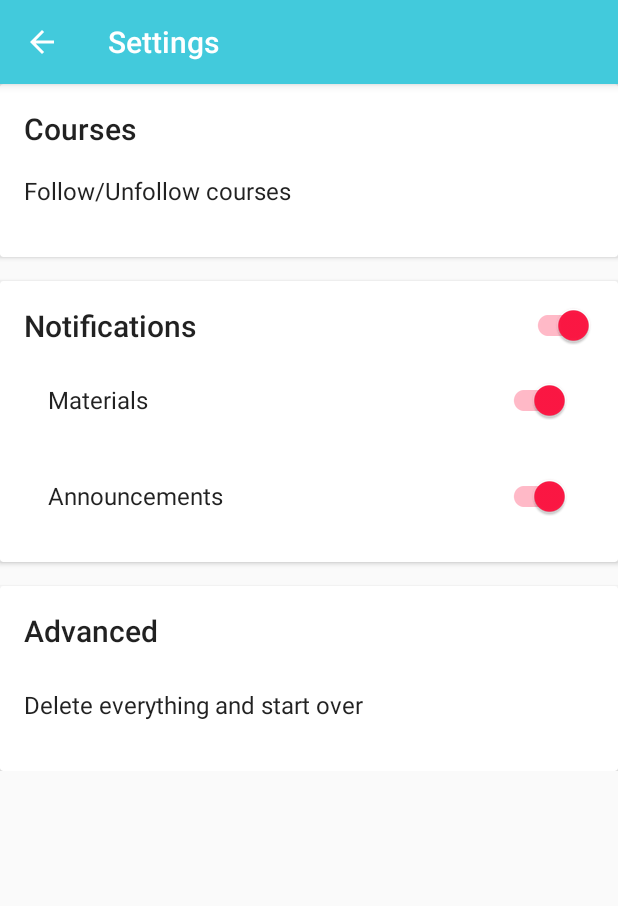
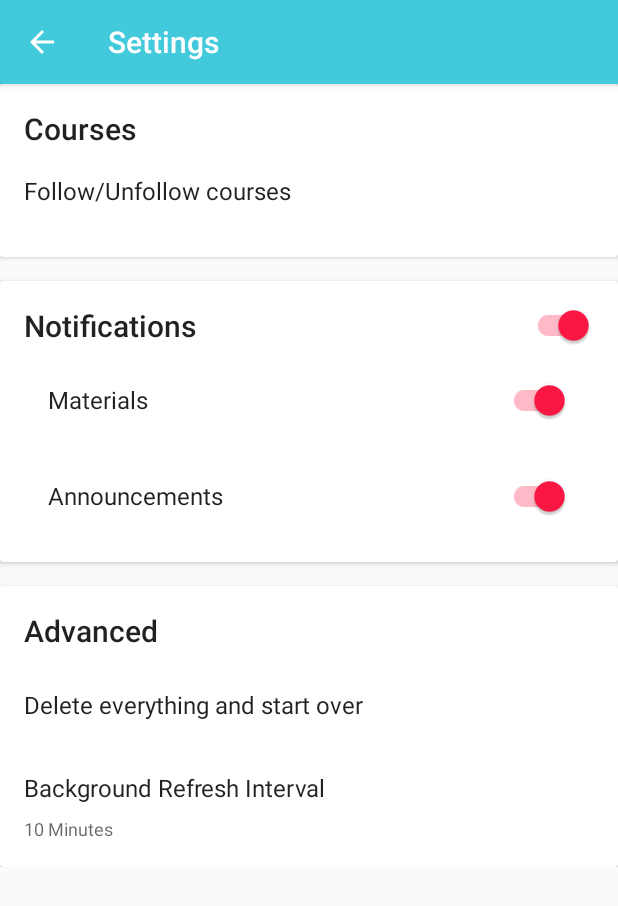
Before and after one commit to AAUPush/aaupush-android, an Android app: the SettingsHomeFragment screen opened directly, with no data from a screen before it, on a phone screen of 412 x 824 dp. Shown: the top 906 px of the screen. Run offline under Robolectric (Android 15) with nearby library versions, the phone set to English and light mode, and no system bars; network calls fail.

Commit message:
Settings: Add background refresh interval option

```diff
--- a/app/src/main/java/com/aaupush/aaupush/PushUtils.java
+++ b/app/src/main/java/com/aaupush/aaupush/PushUtils.java
@@ -30,6 +30,7 @@ public class PushUtils {
     public static final String SP_NOTIFICATION_ENABLED = "notification_enabled";
     public static final String SP_ANNOUNCEMENT_NOTIFICATION_ENABLED = "announcement_notification_enabled";
     public static final String SP_MATERIAL_NOTIFICATION_ENABLED = "material_notification_enabled";
+    public static final String SP_BACKGROUND_REFRESH_INTERVAL = "background_refresh_interval";
 
     // BroadCast
     static final String NEW_ANNOUNCEMENT_BROADCAST = "com.aaupush.aaupush.NEW_ANNOUNCEMENT";
--- a/app/src/main/res/layout/fragment_settings_home.xml
+++ b/app/src/main/res/layout/fragment_settings_home.xml
@@ -2,6 +2,7 @@
     xmlns:tools="http://schemas.android.com/tools"
     android:layout_width="match_parent"
     android:layout_height="match_parent"
+    xmlns:app="http://schemas.android.com/apk/res-auto"
     tools:context="com.aaupush.aaupush.Setting.SettingsHomeFragment">
 
     <LinearLayout
@@ -122,6 +123,34 @@
                     android:gravity="center_vertical"
                     />
 
+                <LinearLayout
+                    android:id="@+id/refresh_interval_layout"
+                    android:layout_width="match_parent"
+                    android:layout_height="wrap_content"
+                    android:minHeight="?attr/actionBarSize"
+                    android:background="?attr/selectableItemBackground"
+                    android:layout_marginTop="8dp"
+                    android:orientation="vertical"
+                    >
+
+                    <TextView
+                        android:layout_width="match_parent"
+                        android:layout_height="wrap_content"
+                        android:layout_marginTop="8dp"
+                        style="@style/Base.TextAppearance.AppCompat.Subhead"
+                        android:text="@string/background_refresh_interval"
+                        android:gravity="center_vertical" />
+
+                    <TextView
+                        android:id="@+id/background_refresh_value_tv"
+                        android:layout_width="match_parent"
+                        android:layout_height="wrap_content"
+                        android:layout_marginTop="8dp"
+                        style="@style/Base.TextAppearance.AppCompat.Caption"
+                        android:gravity="center_vertical" />
+
+                </LinearLayout>
+
             </LinearLayout>
 
         </android.support.v7.widget.CardView>
--- a/app/src/main/res/values/strings.xml
+++ b/app/src/main/res/values/strings.xml
@@ -34,4 +34,5 @@
     <string name="setting">Setting</string>
     <string name="settings">Settings</string>
     <string name="show_courses_im_following">Show Courses I\'m Following</string>
+    <string name="background_refresh_interval">Background Refresh Interval</string>
 </resources>
```
Also changed, not shown: app/src/main/java/com/aaupush/aaupush/PushService.java (+8 -1 lines), app/src/main/java/com/aaupush/aaupush/Setting/SettingsHomeFragment.java (+50 -1 lines).
